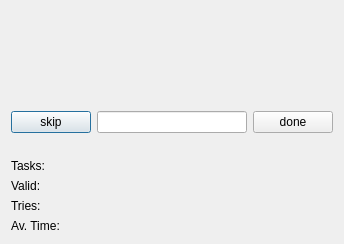
Above: gui/ui/TaskDialog.ui from xffox/brainer before the change. Below: the same form after it.
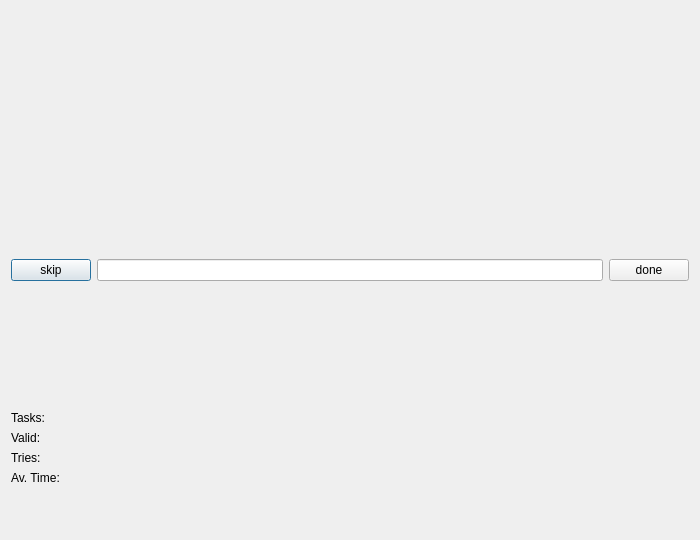
That is the form after the change.

The edit to the form file:
```diff
--- a/gui/ui/TaskDialog.ui
+++ b/gui/ui/TaskDialog.ui
@@ -6,16 +6,22 @@
    <rect>
     <x>0</x>
     <y>0</y>
-    <width>400</width>
-    <height>300</height>
+    <width>700</width>
+    <height>540</height>
    </rect>
   </property>
+  <property name="sizePolicy">
+   <sizepolicy hsizetype="Preferred" vsizetype="Preferred">
+    <horstretch>0</horstretch>
+    <verstretch>0</verstretch>
+   </sizepolicy>
+  </property>
   <property name="windowTitle">
    <string>Dialog</string>
   </property>
   <layout class="QVBoxLayout" name="verticalLayout_2">
    <property name="sizeConstraint">
-    <enum>QLayout::SetFixedSize</enum>
+    <enum>QLayout::SetDefaultConstraint</enum>
    </property>
    <item>
     <layout class="QVBoxLayout" name="verticalLayout">
@@ -32,6 +38,9 @@
        <property name="alignment">
         <set>Qt::AlignCenter</set>
        </property>
+       <property name="wordWrap">
+        <bool>true</bool>
+       </property>
       </widget>
      </item>
      <item>
@@ -47,6 +56,9 @@
        <property name="alignment">
         <set>Qt::AlignCenter</set>
        </property>
+       <property name="wordWrap">
+        <bool>true</bool>
+       </property>
       </widget>
      </item>
      <item>
```
